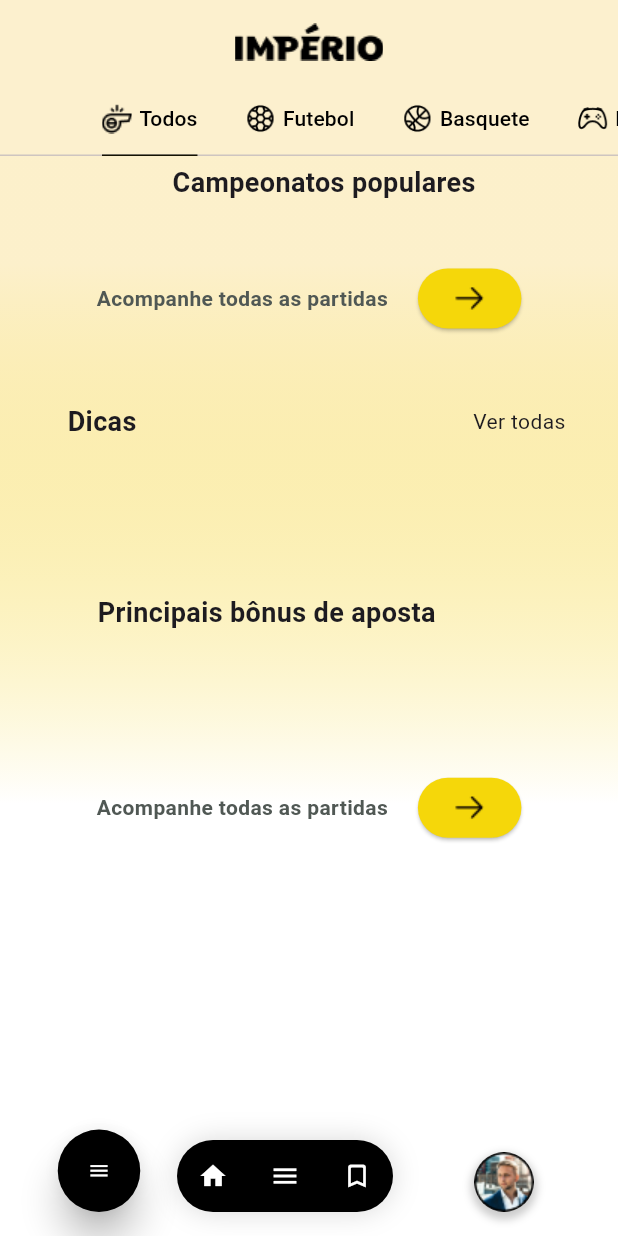
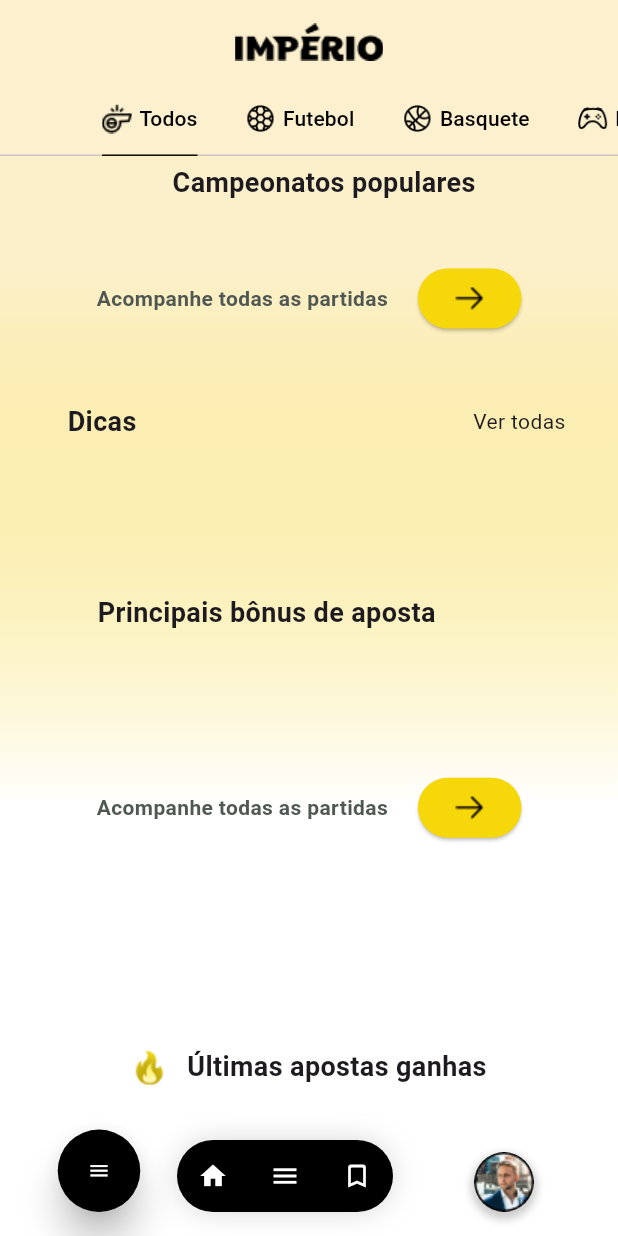
Before and after one commit to jvitorthomaz/App_Flutter_MobX, a Flutter app: the HomePage screen opened by its route, scrolled down 292 dp, on a phone screen of 412 x 824 dp. Run offline on Flutter 3.47's test engine with Material 3 defaults, Android fonts, the light colour scheme and no system bars; our stand-ins replace carousel_slider, flutter_spinkit, get_it, mobx, shared_preferences; accounts and stored records are empty; generated files the repository leaves out were written again; network calls fail; statements that could not run were skipped.

Commit message:
fix: refactor

```diff
--- a/app_desafio_flutter/lib/src/models/login_model.dart
+++ b/app_desafio_flutter/lib/src/models/login_model.dart
@@ -8,10 +8,4 @@
       : authToken = json['auth_token'] ?? '',
         refreshToken = json['refresh_token'] ?? '';
 
-  // Map<String, dynamic> toJson() {
-  //   final Map<String, dynamic> data = new Map<String, dynamic>();
-  //   data['auth_token'] = this.authToken;
-  //   data['refresh_token'] = this.refreshToken;
-  //   return data;
-  // }
 }
--- a/app_desafio_flutter/lib/src/modules/home/home_page.dart
+++ b/app_desafio_flutter/lib/src/modules/home/home_page.dart
@@ -1,7 +1,6 @@
 
 import 'package:app_desafio_flutter/setup_getIt.dart';
 import 'package:app_desafio_flutter/src/core/ui/constants.dart';
-import 'package:app_desafio_flutter/src/core/ui/widgets/drawer_widget.dart';
 import 'package:app_desafio_flutter/src/core/ui/widgets/loading_widget.dart';
 import 'package:app_desafio_flutter/src/core/ui/widgets/tab_item_widget.dart';
 import 'package:app_desafio_flutter/src/modules/home/tabs_widgets/all_sports_tab.dart';
--- a/app_desafio_flutter/lib/src/modules/home/widgets/bonus_widget.dart
+++ b/app_desafio_flutter/lib/src/modules/home/widgets/bonus_widget.dart
@@ -1,7 +1,6 @@
 
 import 'package:app_desafio_flutter/setup_getIt.dart';
 import 'package:app_desafio_flutter/src/modules/home/home_controller.dart';
-import 'package:app_desafio_flutter/src/modules/home/widgets/card_bonus_widget.dart';
 import 'package:flutter/material.dart';
 
 class BonusWidget extends StatelessWidget {
@@ -34,11 +33,11 @@
           //   //     CardBonusWidget(
           //   //       img: 'assets/images/stake.png',
           //   //       title:
-          //   //           homeController.appController.listBonus[0].platform,
+          //   //           homeController.coreController.listBonus[0].platform,
           //   //     ),
           //   //     CardBonusWidget(
           //   //       img: 'assets/images/bet365.png',
-          //   //       title:homeController.appController.listBonus[1].platform,
+          //   //       title:homeController.coreController.listBonus[1].platform,
           //   //     )
           //   //   ],
           //   // ),
--- a/app_desafio_flutter/lib/src/modules/home/widgets/last_bet_widget.dart
+++ b/app_desafio_flutter/lib/src/modules/home/widgets/last_bet_widget.dart
@@ -1,4 +1,5 @@
 import 'package:app_desafio_flutter/setup_getIt.dart';
+import 'package:app_desafio_flutter/src/core/ui/widgets/card_bet.dart';
 import 'package:app_desafio_flutter/src/modules/home/home_controller.dart';
 import 'package:carousel_slider/carousel_slider.dart';
 import 'package:flutter/material.dart';
@@ -12,52 +13,54 @@
 
     return SizedBox(
       height: 200,
-      // child: Container(
-      //   margin: const EdgeInsets.fromLTRB(0, 10, 0, 35),
-      //   child: Column(
-      //     crossAxisAlignment: CrossAxisAlignment.start,
-      //     mainAxisAlignment: MainAxisAlignment.spaceEvenly,
-      //     children: [
-      //       Container(
-      //         width: 250,
-      //         margin: const EdgeInsets.only(left: 35, top: 15),
-      //         child: const Row(
-      //           crossAxisAlignment: CrossAxisAlignment.center,
-      //           mainAxisAlignment: MainAxisAlignment.spaceAround,
-      //           children: [
-      //             Image(
-      //                 height: 24,
-      //                 width: 24,
-      //                 image: AssetImage('assets/images/noto_fire.png'),
-      //                 fit: BoxFit.cover),
-      //             Text(
-      //               'Últimas apostas ganhas',
-      //               style: TextStyle(fontSize: 18, fontWeight: FontWeight.bold),
-      //             ),
-      //           ],
-      //         ),
-      //       ),
-      //       CarouselSlider(
-      //           items:
-      //           homeController.coreController.listWonBets.map((bet) {
-      //               return CardBet(
-      //                 img: bet.userAvatar,
-      //                 name: bet.user,
-      //                 description: bet.platform,
-      //                 teams: '',
-      //                 time: '',
-      //                 value: bet.score.toString(),
-      //                 avatar: bet.userAvatar);
-      //           }).toList(),
-      //           options: CarouselOptions(
-      //               height: 92,
-      //               enlargeCenterPage: false,
-      //               enableInfiniteScroll: false,
-      //               viewportFraction: 0.9,
-      //               padEnds: false))
-      //     ],
-      //   ),
-      // ),
+      child: Container(
+        margin: const EdgeInsets.fromLTRB(0, 10, 0, 35),
+        child: Column(
+          crossAxisAlignment: CrossAxisAlignment.start,
+          mainAxisAlignment: MainAxisAlignment.spaceEvenly,
+          children: [
+            Container(
+              width: 250,
+              child: const Row(
+                crossAxisAlignment: CrossAxisAlignment.center,
+                mainAxisAlignment: MainAxisAlignment.spaceAround,
+                children: [
+                  Image(
+                      height: 24,
+                      width: 24,
+                      image: AssetImage('assets/images/noto_fire.png'),
+                      fit: BoxFit.cover),
+                  Text(
+                    'Últimas apostas ganhas',
+                    style: TextStyle(fontSize: 18, fontWeight: FontWeight.bold),
+                    textAlign: TextAlign.center,
+                  ),
+                ],
+              ),
+            ),
+            // CarouselSlider(
+            //     items:
+            //     homeController.coreController.listWonBets.map((bet) {
+            //         return CardBet(
+            //           img: bet.userAvatar,
+            //           name: bet.user,
+            //           description: bet.platform,
+            //           teams: '',
+            //           time: '',
+            //           value: bet.score.toString(),
+            //           avatar: bet.userAvatar);
+            //     }).toList(),
+            //     options: CarouselOptions(
+            //         height: 92,
+            //         enlargeCenterPage: false,
+            //         enableInfiniteScroll: false,
+            //         viewportFraction: 0.9,
+            //         padEnds: false
+            //     )
+            // )
+          ],
+        ),
+      ),
     );
   }
 }
--- a/app_desafio_flutter/lib/src/modules/home/widgets/match_widget.dart
+++ b/app_desafio_flutter/lib/src/modules/home/widgets/match_widget.dart
@@ -14,9 +14,6 @@
       padding: const EdgeInsets.fromLTRB(30, 15, 30, 15),
       child: Column(
         children: [
-          //widget tabbar
-          // CardMatch(isMatchPage: false, img_a: homeController.appController.listMatch[0].teamAImage, img_b: homeController.appController.listMatch[0].teamBImage, team_a: homeController.appController.listMatch[0].teamA, team_b: homeController.appController.listMatch[0].teamB, bet: homeController.appController.listMatch[0].odds1xbet.toString(), betsafe: homeController.appController.listMatch[0].oddsBetsafe.toString(), betsson: homeController.appController.listMatch[0].oddsBetsson.toString(), id: 0,),
-          // CardMatch(isMatchPage: false, img_a: homeController.appController.listMatch[1].teamAImage, img_b: homeController.appController.listMatch[1].teamBImage, team_a: homeController.appController.listMatch[1].teamA, team_b: homeController.appController.listMatch[1].teamB, bet: homeController.appController.listMatch[1].odds1xbet.toString(), betsafe: homeController.appController.listMatch[1].oddsBetsafe.toString(), betsson: homeController.appController.listMatch[1].oddsBetsson.toString(), id: 1,),
           Row(
             mainAxisAlignment: MainAxisAlignment.center,
             children: [
--- a/app_desafio_flutter/lib/src/modules/home/widgets/tip_widget.dart
+++ b/app_desafio_flutter/lib/src/modules/home/widgets/tip_widget.dart
@@ -1,7 +1,5 @@
 import 'package:app_desafio_flutter/setup_getIt.dart';
 import 'package:app_desafio_flutter/src/modules/home/home_controller.dart';
-import 'package:app_desafio_flutter/src/modules/home/widgets/card_tip_widget.dart';
-import 'package:carousel_slider/carousel_slider.dart';
 import 'package:flutter/material.dart';
 
 class TipWidget extends StatelessWidget {
@@ -37,7 +35,7 @@
             height: 15,
           ),
           // CarouselSlider(
-          //   items: homeController.appController.listTips.map((tip) {
+          //   items: homeController.coreController.listTips.map((tip) {
           //     return CardTipWidget(
           //       img: tip.image, description: tip.description, title: tip.title,
           //     );
```
Also changed, not shown: app_desafio_flutter/lib/src/core/ui/widgets/card_bet.dart (added, +69 -0 lines), app_desafio_flutter/lib/src/core/ui/widgets/input_field_widget.dart (+2 -11 lines), 1 other file.
